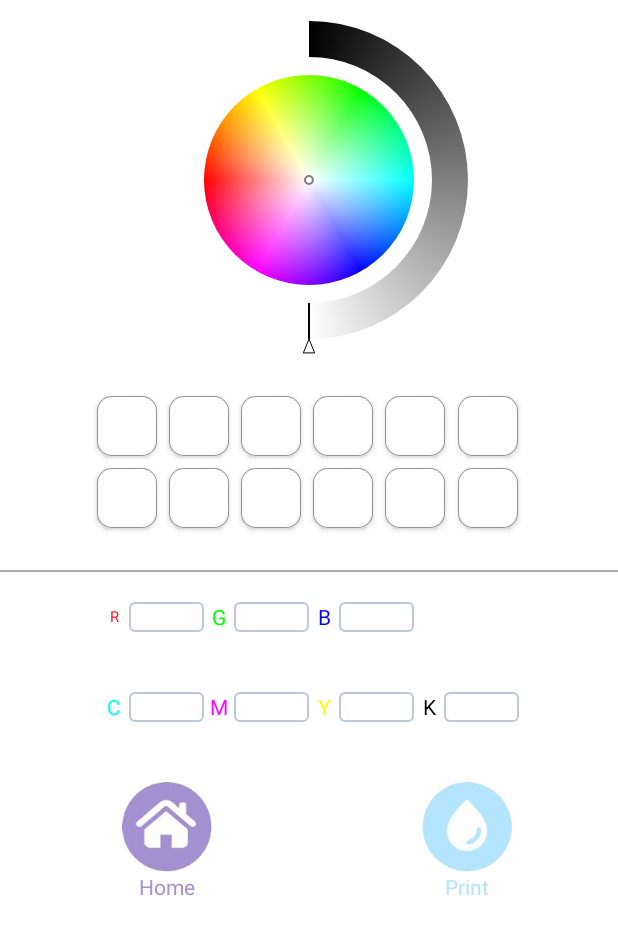
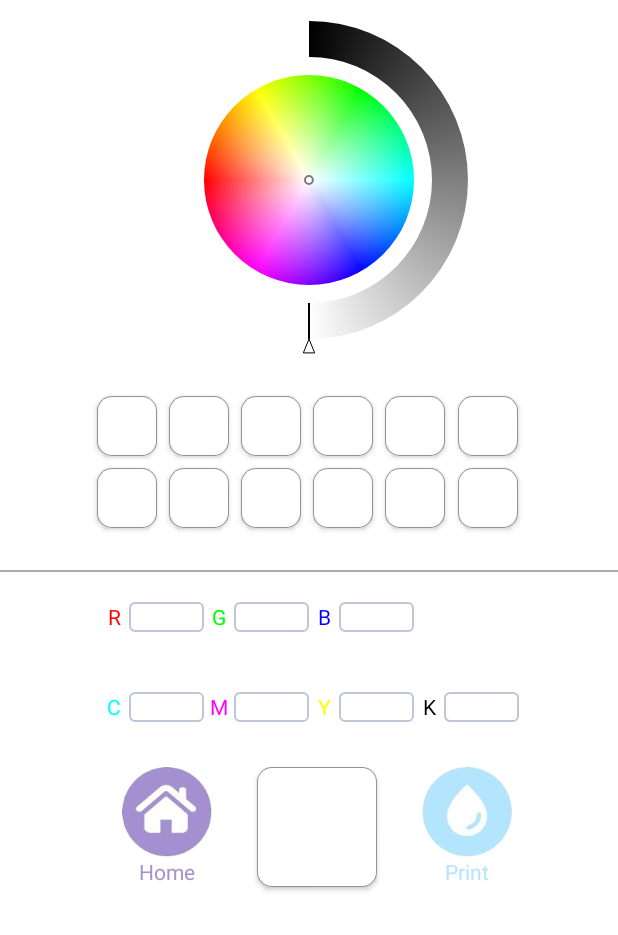
Before and after one commit to zliaky/RealColorScheme, an Android app: the PaletteActivity screen opened directly, with no data from a screen before it, on a phone screen of 412 x 824 dp. Shown: the top 935 px of the screen. Run offline under Robolectric (Android 15) with nearby library versions, the phone set to English and light mode, and no system bars.

Commit message:
palette finish. (except EditText listener)

```diff
--- a/app/src/main/AndroidManifest.xml
+++ b/app/src/main/AndroidManifest.xml
@@ -2,7 +2,7 @@
 <manifest xmlns:android="http://schemas.android.com/apk/res/android"
           package="com.realcolorscheme.colorscheme">
 
-    <uses-sdk android:minSdkVersion="25"/>
+    <uses-sdk android:minSdkVersion="21"/>
 
     <application
             android:allowBackup="true"
--- a/app/src/main/java/com/realcolorscheme/colorscheme/ColorPicker.java
+++ b/app/src/main/java/com/realcolorscheme/colorscheme/ColorPicker.java
@@ -80,8 +80,14 @@ public class ColorPicker extends View {
 
     private Matrix gradientRotationMatrix;
 
+    private PaletteActivity palette;
+
     /** Currently selected color */
     private float[] colorHSV = new float[] { 0f, 0f, 1f };
+
+    public void setPalette(PaletteActivity palette) {
+        this.palette = palette;
+    }
 
     public ColorPicker(Context context, AttributeSet attrs, int defStyle) {
         super(context, attrs, defStyle);
@@ -316,6 +322,9 @@ public class ColorPicker extends View {
                     invalidate();
                 }
 
+                palette.setColorShowBtn(getColor());
+                palette.setColorText(getColor());
+
                 return true;
         }
         return super.onTouchEvent(event);
--- a/app/src/main/java/com/realcolorscheme/colorscheme/PaletteActivity.java
+++ b/app/src/main/java/com/realcolorscheme/colorscheme/PaletteActivity.java
@@ -4,12 +4,18 @@ import android.app.Activity;
 import android.content.Intent;
 import android.graphics.Canvas;
 import android.graphics.Color;
+import android.graphics.drawable.ColorDrawable;
+import android.graphics.drawable.Drawable;
 import android.graphics.drawable.GradientDrawable;
 import android.os.Bundle;
 import android.support.annotation.IntegerRes;
+import android.text.Editable;
+import android.text.TextWatcher;
 import android.view.MotionEvent;
 import android.view.View;
 import android.widget.Button;
+import android.widget.EditText;
+import android.widget.TextView;
 
 /**
  * Created by zliaky on 2017/4/13.
@@ -18,13 +24,91 @@ public class PaletteActivity extends Activity {
 
     private ColorPicker colorPicker;
     private Button homeBtn;
+    private Button[] colorBtn;
+    private Button colorShowBtn;
+    Integer[] colorBtnId = new Integer[] {
+            R.id.colorBtn0,R.id.colorBtn1,R.id.colorBtn2,R.id.colorBtn3,
+            R.id.colorBtn4,R.id.colorBtn5,R.id.colorBtn6,R.id.colorBtn7,
+            R.id.colorBtn8,R.id.colorBtn9,R.id.colorBtn10,R.id.colorBtn11};
+    private int colorList[];
+
+    private EditText[] editText;
+    Integer[] editTextId = new Integer[] {
+            R.id.colorR, R.id.colorG, R.id.colorB,
+            R.id.colorC, R.id.colorM, R.id.colorY, R.id.colorK};
+
+    private void setBtnBackground(Button button, int color) {
+        GradientDrawable drawable = new GradientDrawable();
+        drawable.setShape(GradientDrawable.RECTANGLE);
+        float radii = (float) 20.0;
+        drawable.setCornerRadii(new float[] { radii, radii, radii, radii,
+                radii, radii, radii, radii });
+        drawable.setStroke(1, Color.BLACK);
+        drawable.setColor(color);
+        button.setBackgroundDrawable(drawable);
+    }
+
+    public void setColorShowBtn(int color) {
+        setBtnBackground(colorShowBtn, color);
+    }
+
+    private void colorRefresh(int color) {
+        for (int i = 10; i >= 0; i--) {
+            colorList[i+1] = colorList[i];
+        }
+        colorList[0] = color;
+        for (int i = 0; i < 12; i++) {
+            setBtnBackground(colorBtn[i], colorList[i]);
+        }
+        setColorText(color);
+    }
+
+    private int[] rgb2cmyk(int color) {
+        int red = Color.red(color);
+        int green = Color.green(color);
+        int blue = Color.blue(color);
+        float black = Math.min(Math.min(255 - red, 255 - green), 255 - blue);
+        float cyan, magenta, yellow;
+        if (black!=255) {
+            cyan = 100*(255-red-black)/(255-black);
+            magenta = 100*(255-green-black)/(255-black);
+            yellow = 100*(255-blue-black)/(255-black);
+        } else {
+            cyan = 255 - red;
+            magenta = 255 - green;
+            yellow = 255 - blue;
+        }
+        return new int[] {(int)cyan, (int)magenta, (int)yellow, (int)black};
+    }
+
+    public void setColorText(int color) {
+        int red = Color.red(color);
+        int green = Color.green(color);
+        int blue = Color.blue(color);
+        int[] cmyk = rgb2cmyk(color);
+        editText[0].setText(""+red);
+        editText[1].setText(""+green);
+        editText[2].setText(""+blue);
+        editText[3].setText(""+cmyk[0]);
+        editText[4].setText(""+cmyk[1]);
+        editText[5].setText(""+cmyk[2]);
+        editText[6].setText(""+cmyk[3]);
+    }
 
     @Override
     protected void onCreate(Bundle savedInstanceState) {
         super.onCreate(savedInstanceState);
         setContentView(R.layout.activity_palette);
 
+        colorList = new int[12];
+        for (int i = 0; i < 12; i++) {
+            colorList[i] = Color.parseColor("#ffffff");
+        }
+
         colorPicker = (ColorPicker)findViewById(R.id.colorPicker);
+        colorPicker.setPalette(this);
+
+        colorShowBtn = (Button)findViewById(R.id.showButton);
 
         homeBtn = (Button)findViewById(R.id.paletteToHome);
         homeBtn.setOnClickListener(new View.OnClickListener() {
@@ -35,27 +119,33 @@ public class PaletteActivity extends Activity {
                 PaletteActivity.this.startActivity(intent);
             }
         });
+
+        colorBtn = new Button[12];
+        for (int i = 0; i < 12; i++) {
+            colorBtn[i] = (Button)findViewById(colorBtnId[i]);
+            colorBtn[i].setTag(i);
+            colorBtn[i].setOnClickListener(new View.OnClickListener() {
+                @Override
+                public void onClick(View view) {
+                    Button button = (Button)view;
+                    int num = (int)button.getTag();
+                    colorRefresh(colorList[num]);
+                }
+            });
+        }
+
+        editText = new EditText[7];
+        for (int i = 0; i < 7; i++) {
+            editText[i] = (EditText)findViewById(editTextId[i]);
+        }
     }
 
     @Override
     public boolean onTouchEvent(MotionEvent event) {
         if (event.getAction() == MotionEvent.ACTION_UP) {
             int color = colorPicker.getColor();
-            Button btn0 = (Button)findViewById(R.id.colorBtn0);
-
-            GradientDrawable drawable = new GradientDrawable();
-            drawable.setShape(GradientDrawable.RECTANGLE);
-            float radii = (float) 20.0;
-            drawable.setCornerRadii(new float[] { radii, radii, radii, radii, radii, radii, radii,
-                    radii });
-            drawable.setStroke(1, Color.BLACK);
-            drawable.setColor(color);
-            btn0.setBackgroundDrawable(drawable);
-
+            colorRefresh(color);
         }
         return super.onTouchEvent(event);
     }
-
-
-
 }
--- a/app/src/main/res/layout/activity_palette.xml
+++ b/app/src/main/res/layout/activity_palette.xml
@@ -98,13 +98,13 @@
                   android:layout_height="20dp"
                   android:textColor="#ff0000"
                   android:text="R"
-                  android:textSize="10dp"
                   android:gravity="center"
                   android:layout_alignParentLeft="true"/>
         <EditText android:id="@+id/colorR"
+                  android:editable="false"
                   android:layout_width="50dp"
                   android:layout_height="20dp"
-                  android:textColor="#939393"
+                  android:textColor="#333333"
                   android:background="@drawable/edittext_shape"
                   android:layout_toRightOf="@id/textR"/>
 
@@ -116,9 +116,10 @@
                   android:gravity="center"
                   android:layout_toRightOf="@+id/colorR"/>
         <EditText android:id="@+id/colorG"
+                  android:editable="false"
                   android:layout_width="50dp"
                   android:layout_height="20dp"
-                  android:textColor="#939393"
+                  android:textColor="#333333"
                   android:background="@drawable/edittext_shape"
                   android:layout_toRightOf="@id/textG"/>
 
@@ -129,9 +130,11 @@
                   android:text="B"
                   android:gravity="center"
                   android:layout_toRightOf="@+id/colorG"/>
-        <EditText android:layout_width="50dp"
+        <EditText android:id="@+id/colorB"
+                  android:editable="false"
+                  android:layout_width="50dp"
                   android:layout_height="20dp"
-                  android:textColor="#939393"
+                  android:textColor="#333333"
                   android:background="@drawable/edittext_shape"
                   android:layout_toRightOf="@id/textB"/>
 
@@ -144,9 +147,10 @@
                   android:layout_alignParentBottom="true"
                   android:layout_alignParentLeft="true"/>
         <EditText android:id="@+id/colorC"
+                  android:editable="false"
                   android:layout_width="50dp"
                   android:layout_height="20dp"
-                  android:textColor="#939393"
+                  android:textColor="#333333"
                   android:background="@drawable/edittext_shape"
                   android:layout_alignParentBottom="true"
                   android:layout_toRightOf="@id/textC"/>
@@ -160,9 +164,10 @@
                   android:layout_alignParentBottom="true"
                   android:layout_toRightOf="@+id/colorC"/>
         <EditText android:id="@+id/colorM"
+                  android:editable="false"
                   android:layout_width="50dp"
                   android:layout_height="20dp"
-                  android:textColor="#939393"
+                  android:textColor="#333333"
                   android:background="@drawable/edittext_shape"
                   android:layout_alignParentBottom="true"
                   android:layout_toRightOf="@id/textM"/>
@@ -176,9 +181,10 @@
                   android:layout_alignParentBottom="true"
                   android:layout_toRightOf="@+id/colorM"/>
         <EditText android:id="@+id/colorY"
+                  android:editable="false"
                   android:layout_width="50dp"
                   android:layout_height="20dp"
-                  android:textColor="#939393"
+                  android:textColor="#333333"
                   android:background="@drawable/edittext_shape"
                   android:layout_alignParentBottom="true"
                   android:layout_toRightOf="@id/textY"/>
@@ -191,27 +197,28 @@
                   android:gravity="center"
                   android:layout_alignParentBottom="true"
                   android:layout_toRightOf="@+id/colorY"/>
-        <EditText android:layout_width="50dp"
+        <EditText android:id="@+id/colorK"
+                  android:editable="false"
+                  android:layout_width="50dp"
                   android:layout_height="20dp"
-                  android:textColor="#939393"
+                  android:textColor="#333333"
                   android:background="@drawable/edittext_shape"
                   android:layout_alignParentBottom="true"
                   android:layout_toRightOf="@id/textK"/>
 
     </RelativeLayout>
 
-    <RelativeLayout android:layout_width="260dp"
-                    android:layout_height="110dp"
-                    android:layout_marginTop="40dp"
-                    android:layout_marginLeft="5dp"
-                    android:layout_gravity="center_horizontal">
+    <LinearLayout android:layout_width="260dp"
+                  android:layout_height="110dp"
+                  android:orientation="horizontal"
+                  android:layout_marginTop="30dp"
+                  android:layout_marginLeft="5dp"
+                  android:layout_gravity="center_horizontal">
 
         <LinearLayout android:layout_width="wrap_content"
                       android:layout_height="wrap_content"
                       android:orientation="vertical"
-                      android:layout_alignParentLeft="true"
-                      android:layout_alignParentTop="true">
-
+                      android:paddingRight="30dp">
             <Button android:id="@+id/paletteToHome"
                     android:layout_width="60dp"
                     android:layout_height="60dp"
@@ -224,11 +231,16 @@
                       android:textColor="#a491ce"/>
         </LinearLayout>
 
+        <Button android:id="@+id/showButton"
+                android:layout_width="80dp"
+                android:layout_height="80dp"
+                android:clickable="false"
+                android:background="@drawable/button_shape"/>
+
         <LinearLayout android:layout_width="wrap_content"
                       android:layout_height="wrap_content"
                       android:orientation="vertical"
-                      android:layout_alignParentRight="true"
-                      android:layout_alignParentTop="true">
+                      android:paddingLeft="30dp">
             <Button android:id="@+id/paletteToPrint"
                     android:layout_width="60dp"
                     android:layout_height="60dp"
@@ -242,6 +254,6 @@
         </LinearLayout>
 
 
-    </RelativeLayout>
+    </LinearLayout>
 
 </LinearLayout>
```
